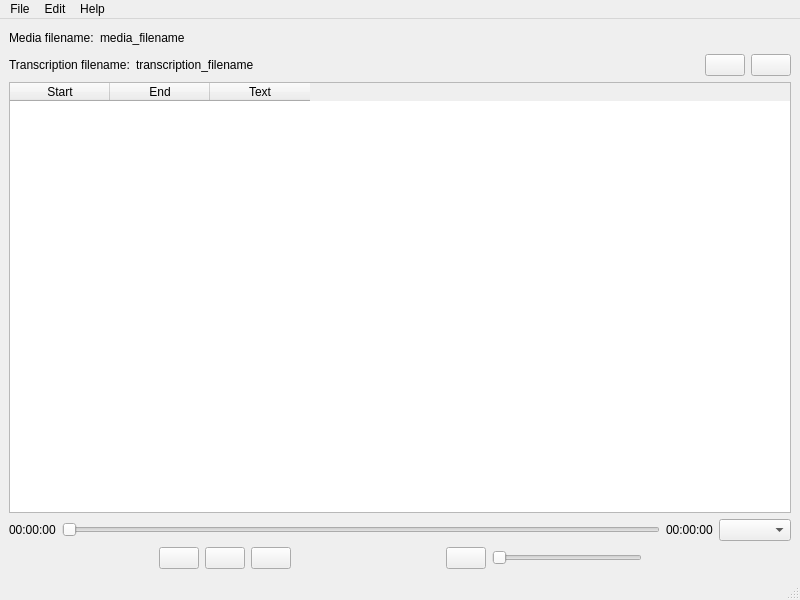
Before: the Qt Designer form transcript-fixer/mainwindow.ui in ignabelitzky/edia-utilities, drawn with Qt 5.
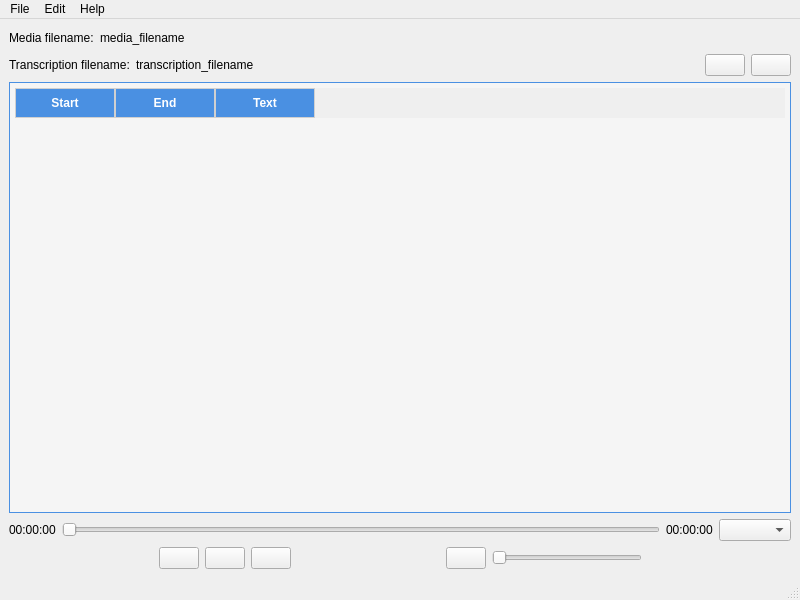
After: the same form once the commit is applied. Icons and pictures are not drawn.

Diff of the .ui file:
```diff
--- a/transcript-fixer/mainwindow.ui
+++ b/transcript-fixer/mainwindow.ui
@@ -133,6 +133,70 @@
     </item>
     <item>
      <widget class="QTableWidget" name="tableWidget">
+      <property name="styleSheet">
+       <string notr="true">/* General TableWidget Styling */
+QTableWidget {
+    border: 1px solid #4A90E2;  /* Light blue border for the whole table */
+    background-color: #F5F5F5;  /* Light grey background */
+    gridline-color: #D0D0D0;    /* Light grey grid lines */
+    alternate-background-color: #E9F7FD;  /* Alternating row background for better readability */
+    selection-background-color: #4A90E2;  /* Blue highlight for selected rows */
+    selection-color: white;  /* White text for selected rows */
+    padding: 5px;
+}
+
+/* Header Styling */
+QHeaderView::section {
+    background-color: #4A90E2;  /* Blue header background */
+    color: white;  /* White text */
+    font-weight: bold;  /* Bold text in headers */
+    border: 1px solid #D0D0D0;  /* Borders between header sections */
+    padding: 5px;
+}
+
+/* Specific Styling for Columns */
+QTableWidget::item {
+    border: none;   /* No individual cell borders */
+}
+
+/* Start and End Columns (Timestamps) */
+QTableWidget::item:nth-child(1), QTableWidget::item:nth-child(2) {
+    background-color: #FFFFFF;  /* White background for timestamp columns */
+    font-family: &quot;Courier New&quot;, monospace;  /* Monospaced font for better timestamp readability */
+    text-align: center;  /* Center align timestamps */
+}
+
+/* Text Column */
+QTableWidget::item:nth-child(3) {
+    background-color: #F5F5F5;  /* Slightly different shade for the text column */
+    font-family: &quot;Arial&quot;, sans-serif;  /* Default sans-serif font for text */
+    color: #333333;  /* Dark grey text for better readability */
+}
+
+/* Selected Row Styling */
+QTableWidget::item:selected {
+    background-color: #4A90E2;  /* Highlight the selected row */
+    color: white;  /* White text when selected */
+}
+
+/* Hover Effect */
+QTableWidget::item:hover {
+    background-color: #DAECF8;  /* Light blue hover effect */
+}
+
+/* Scrollbar Styling */
+QScrollBar:vertical {
+    border: 1px solid #D0D0D0;
+    background-color: #F5F5F5;
+    width: 12px;
+}
+
+QScrollBar::handle:vertical {
+    background-color: #4A90E2;  /* Blue scrollbar handle */
+    min-height: 20px;
+}
+</string>
+      </property>
       <column>
        <property name="text">
         <string>Start</string>
```
Left out of the diff: 8 changed lines with no effect on the pictures.
